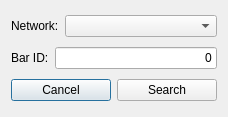
Qt form src/window/searchbar.ui (raulhuatuco/QuickFlow) before a commit.
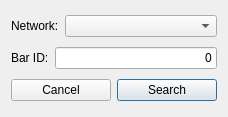
The same form after that commit.

Diff of the .ui file:
```diff
--- a/src/window/searchbar.ui
+++ b/src/window/searchbar.ui
@@ -63,6 +63,9 @@
        <property name="text">
         <string>Cancel</string>
        </property>
+       <property name="autoDefault">
+        <bool>false</bool>
+       </property>
       </widget>
      </item>
      <item>
@@ -70,6 +73,9 @@
        <property name="text">
         <string>Search</string>
        </property>
+       <property name="default">
+        <bool>true</bool>
+       </property>
       </widget>
      </item>
     </layout>
```
Left out of the diff: 2 changed lines with no effect on the pictures.
